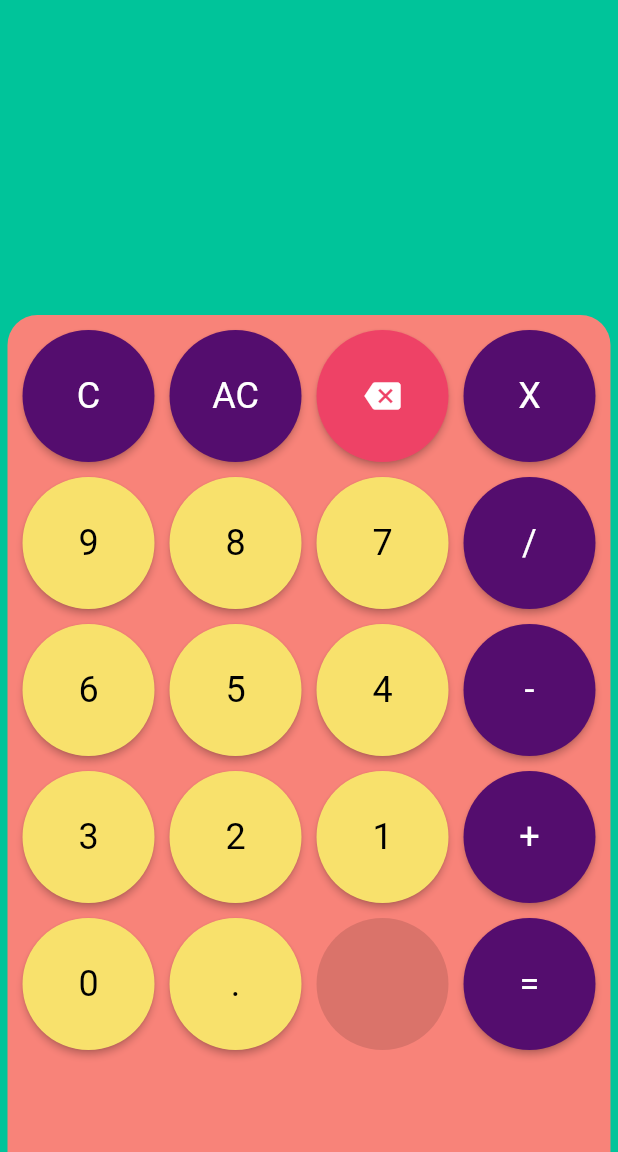
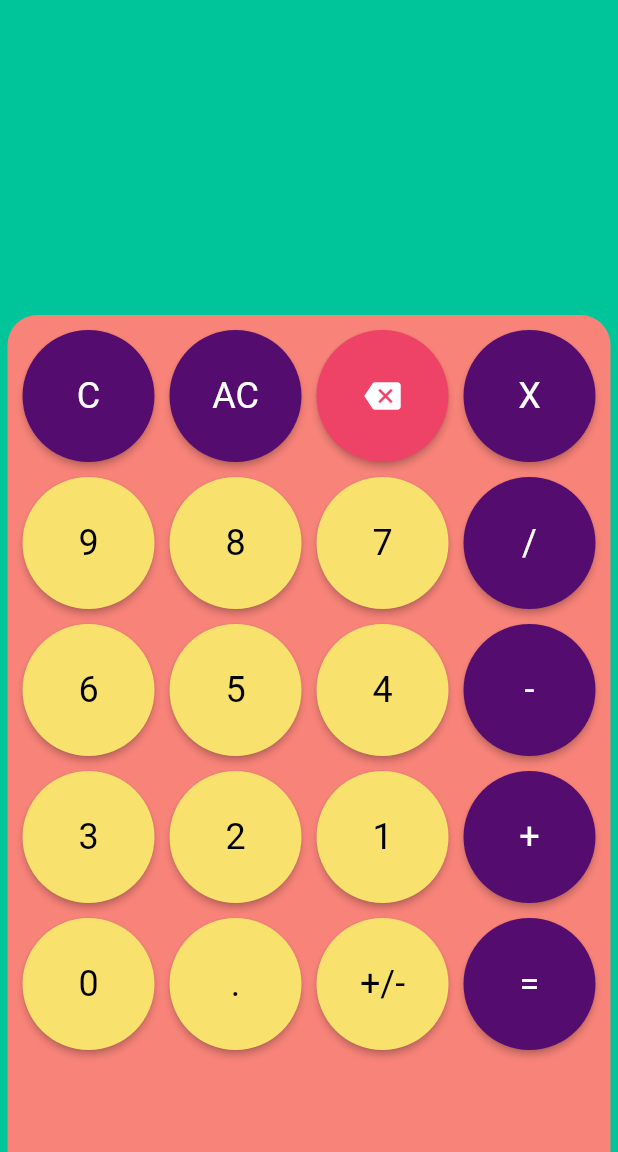
Before and after one commit to bilab-thapa/Calculator-Flutter, a Flutter app: the screen it shows after launch, after a tap on "AC", on a phone screen of 412 x 824 dp, the part 84-1236 px from its top. Run offline on Flutter 3.47's test engine with Material 2 defaults, Android fonts, the phone set to English and light mode, and no system bars.

Commit message:
minor changes

```diff
--- a/lib/calculator.dart
+++ b/lib/calculator.dart
@@ -39,11 +39,11 @@ class _CalculatorState extends State<Calculator> {
     } else if (buttonText == '=') {
       second = double.parse(displayText);
       if (equation == '+') {
-        res = (first! + second!).toString();
+        res = (first! + second!).toStringAsFixed(0);
       } else if (equation == '-') {
-        res = (first! - second!).toString();
+        res = (first! - second!).toStringAsFixed(0);
       } else if (equation == 'X') {
-        res = (first! * second!).toString();
+        res = (first! * second!).toStringAsFixed(0);
       } else if (equation == '/') {
         res = (first! / second!).toStringAsFixed(6);
       }
@@ -52,6 +52,8 @@ class _CalculatorState extends State<Calculator> {
       if (res == '') {
         res = '0';
       }
+    } else if (buttonText == 'neg') {
+      res = (-1 * int.parse(displayText)).toString();
     } else if (buttonText == '.') {
       res = int.parse(displayText + buttonText).toString();
     } else {
@@ -306,10 +308,13 @@ class _CalculatorState extends State<Calculator> {
                       child: const Text('.'),
                     ),
                     ElevatedButton(
-                      style:
-                          ElevatedButton.styleFrom(shape: const CircleBorder()),
-                      onPressed: null,
-                      child: const Text(''),
+                      style: ElevatedButton.styleFrom(
+                          primary: MyColor.number,
+                          onPrimary: Colors.black,
+                          textStyle: const TextStyle(fontSize: 24),
+                          shape: const CircleBorder()),
+                      onPressed: () => buttonPress('neg'),
+                      child: const Text('+/-'),
                     ),
                     //
                     ElevatedButton(
--- a/lib/main.dart
+++ b/lib/main.dart
@@ -1,8 +1,14 @@
 import 'package:flutter/material.dart';
+import 'package:flutter/services.dart';
 
 import 'calculator.dart';
 
-void main() => runApp(const CalculatorApp());
+void main() {
+  SystemChrome.setSystemUIOverlayStyle(const SystemUiOverlayStyle(
+    statusBarColor: Colors.transparent,
+  ));
+  runApp(const CalculatorApp());
+}
 
 class CalculatorApp extends StatelessWidget {
   const CalculatorApp({Key? key}) : super(key: key);
```
